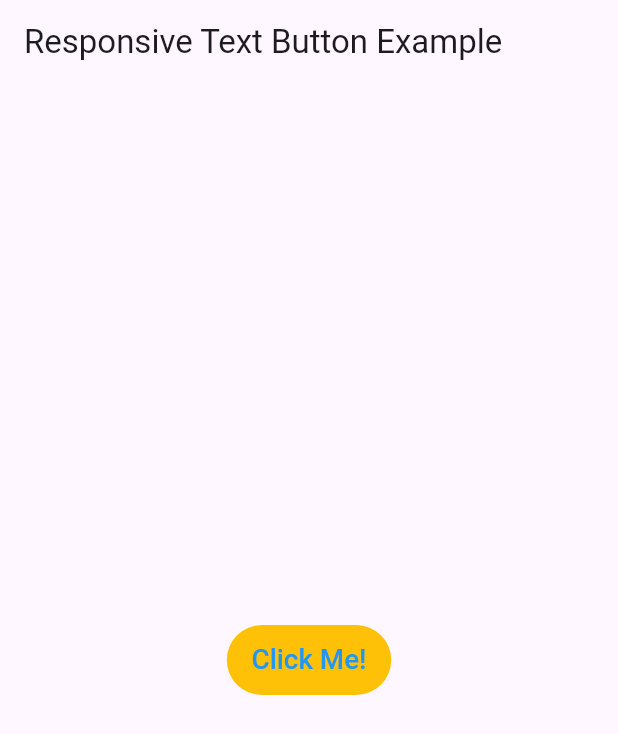
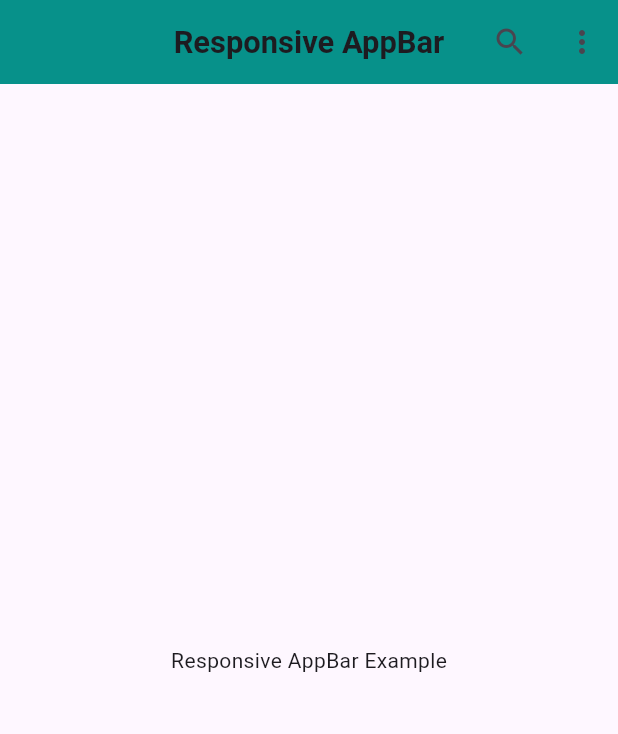
Before and after one commit to nguyenquangtung004/componet_flutter, a Flutter app: the screen it shows after launch, on a phone screen of 412 x 824 dp. Shown: the top 734 px of the screen. Run offline on Flutter 3.47's test engine with Material 3 defaults, Android fonts, the phone set to English and light mode, and no system bars.

```diff
--- a/lib/main.dart
+++ b/lib/main.dart
@@ -1,5 +1,5 @@
+import 'package:componet_flutter/widgets/AppBar.dart';
 import 'package:flutter/material.dart';
-import 'widgets/TextButton.dart'; // Đường dẫn tới widget
 
 void main() {
   runApp(const MyApp());
@@ -13,19 +13,28 @@ class MyApp extends StatelessWidget {
     return MaterialApp(
       debugShowCheckedModeBanner: false,
       home: Scaffold(
-        appBar: AppBar(
-          title: const Text('Responsive Text Button Example'),
+        appBar: ResponsiveAppBar(
+          title: 'Responsive AppBar', // Tiêu đề
+          centerTitle: true, // Căn giữa tiêu đề
+          backgroundColor: Colors.teal, // Màu nền
+          elevation: 2.0, // Độ nổi
+          actions: [
+            IconButton(
+              icon: const Icon(Icons.search),
+              onPressed: () {
+                debugPrint('Search button pressed');
+              },
+            ),
+            IconButton(
+              icon: const Icon(Icons.more_vert),
+              onPressed: () {
+                debugPrint('More button pressed');
+              },
+            ),
+          ],
         ),
-        body: Center(
-          child: ResponsiveTextButton(
-
-            text: 'Click Me!',
-            onPressed: () {
-              debugPrint('Responsive Button Pressed!');
-            },
-            textColor: Colors.blue,
-
-          ),
+        body: const Center(
+          child: Text('Responsive AppBar Example'),
         ),
       ),
     );
--- /dev/null
+++ b/lib/widgets/AppBar.dart
@@ -0,0 +1,47 @@
+import 'package:flutter/material.dart';
+
+class ResponsiveAppBar extends StatelessWidget implements PreferredSizeWidget {
+  final String title; // Tiêu đề của AppBar
+  final bool centerTitle; // Tiêu đề có căn giữa hay không
+  final List<Widget>? actions; // Các nút hành động bên phải
+  final Widget? leading; // Widget ở bên trái (ví dụ: icon menu)
+  final Color? backgroundColor; // Màu nền AppBar
+  final double elevation; // Độ nổi của AppBar
+
+  const ResponsiveAppBar({
+    Key? key,
+    required this.title,
+    this.centerTitle = true,
+    this.actions,
+    this.leading,
+    this.backgroundColor,
+    this.elevation = 4.0,
+  }) : super(key: key);
+
+  @override
+  Widget build(BuildContext context) {
+    // Lấy kích thước màn hình
+    final screenWidth = MediaQuery.of(context).size.width;
+
+    // Điều chỉnh kích thước văn bản dựa trên chiều rộng màn hình
+    final double responsiveFontSize = screenWidth * 0.05; // 5% chiều rộng màn hình
+
+    return AppBar(
+      title: Text(
+        title,
+        style: TextStyle(
+          fontWeight: FontWeight.bold,
+          fontSize: responsiveFontSize.clamp(16.0, 24.0), // Giới hạn từ 16-24px
+        ),
+      ),
+      centerTitle: centerTitle,
+      actions: actions,
+      leading: leading,
+      backgroundColor: backgroundColor ?? Theme.of(context).primaryColor,
+      elevation: elevation,
+    );
+  }
+
+  @override
+  Size get preferredSize => const Size.fromHeight(kToolbarHeight);
+}
```
